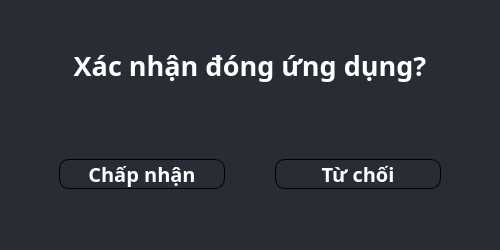
This is ui_files/QuitFrame.ui in SharkTien/Tengee as Qt 5 draws it before an edit. The edited form follows.
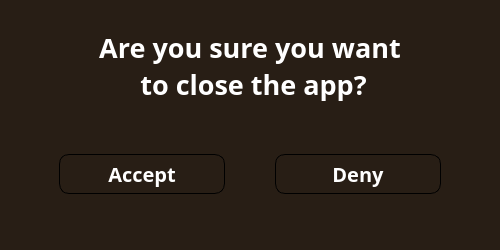
This is the edited form.

```diff
--- a/ui_files/QuitFrame.ui
+++ b/ui_files/QuitFrame.ui
@@ -26,7 +26,7 @@
    <string>MainWindow</string>
   </property>
   <property name="styleSheet">
-   <string notr="true">background-color: rgb(40, 44, 52);
+   <string notr="true">background-color: #281e15;
 border-radius: 10px</string>
   </property>
   <widget class="QWidget" name="centralwidget">
@@ -55,7 +55,8 @@
 color: rgb(255, 255, 255);</string>
       </property>
       <property name="text">
-       <string>Xác nhận đóng ứng dụng?</string>
+       <string>Are you sure you want
+ to close the app?</string>
       </property>
       <property name="alignment">
        <set>Qt::AlignCenter</set>
@@ -91,7 +92,7 @@
          <property name="minimumSize">
           <size>
            <width>0</width>
-           <height>0</height>
+           <height>40</height>
           </size>
          </property>
          <property name="font">
@@ -115,12 +116,18 @@
 }</string>
          </property>
          <property name="text">
-          <string> Chấp nhận </string>
+          <string>Accept</string>
          </property>
         </widget>
        </item>
        <item>
         <widget class="QPushButton" name="Deny">
+         <property name="minimumSize">
+          <size>
+           <width>0</width>
+           <height>40</height>
+          </size>
+         </property>
          <property name="font">
           <font>
            <family>Montserrat</family>
@@ -146,7 +153,7 @@
 }</string>
          </property>
          <property name="text">
-          <string> Từ chối </string>
+          <string>Deny</string>
          </property>
          <property name="shortcut">
           <string>Esc</string>
```
